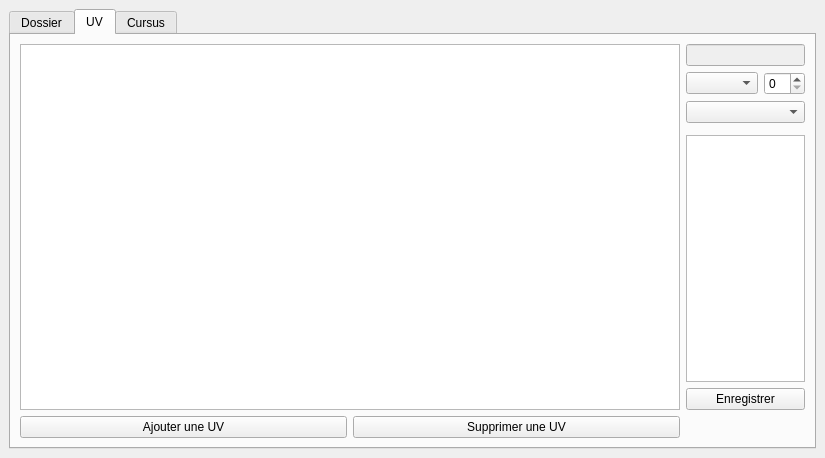
Before: the Qt Designer form L021/main_window.ui in nem-e5i5/LO21P2014, drawn with Qt 5.
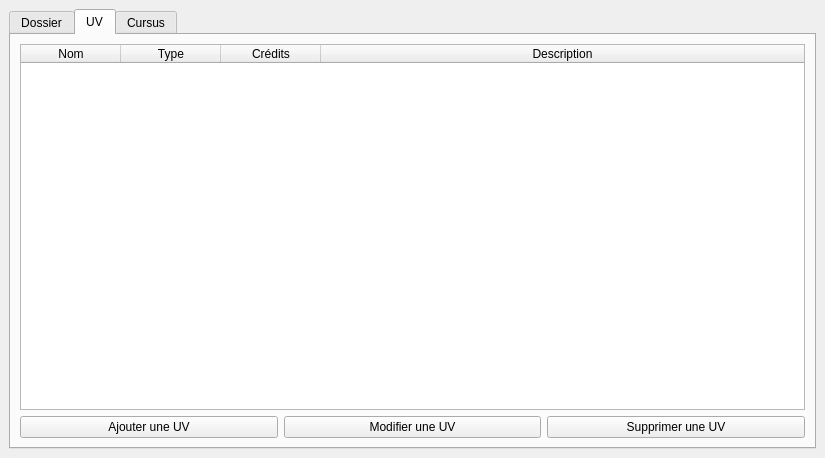
After: the same form once the commit is applied.

```diff
--- a/L021/main_window.ui
+++ b/L021/main_window.ui
@@ -21,7 +21,7 @@
   </property>
   <widget class="QWidget" name="centralwidget">
    <layout class="QGridLayout" name="gridLayout">
-    <item row="1" column="0">
+    <item row="0" column="0">
      <widget class="QTabWidget" name="tab_widget">
       <property name="currentIndex">
        <number>1</number>
@@ -101,66 +101,75 @@
         <string>UV</string>
        </attribute>
        <layout class="QGridLayout" name="gridLayout_3">
-        <item row="1" column="2">
-         <widget class="QComboBox" name="uv_type">
-          <property name="sizePolicy">
-           <sizepolicy hsizetype="Fixed" vsizetype="Fixed">
-            <horstretch>0</horstretch>
-            <verstretch>0</verstretch>
-           </sizepolicy>
-          </property>
-         </widget>
-        </item>
-        <item row="1" column="3">
-         <widget class="QSpinBox" name="uv_nb_credit">
-          <property name="sizePolicy">
-           <sizepolicy hsizetype="Fixed" vsizetype="Fixed">
-            <horstretch>0</horstretch>
-            <verstretch>0</verstretch>
-           </sizepolicy>
-          </property>
-          <property name="maximum">
-           <number>50</number>
-          </property>
-         </widget>
-        </item>
-        <item row="6" column="0">
+        <item row="3" column="0">
          <widget class="QPushButton" name="add_uv_button">
           <property name="text">
            <string>Ajouter une UV</string>
           </property>
          </widget>
         </item>
-        <item row="2" column="2" colspan="2">
-         <widget class="QComboBox" name="uv_semester"/>
-        </item>
-        <item row="6" column="1">
+        <item row="3" column="2">
          <widget class="QPushButton" name="remove_uv_button">
           <property name="text">
            <string>Supprimer une UV</string>
           </property>
          </widget>
         </item>
-        <item row="4" column="2" colspan="2">
-         <widget class="QTextEdit" name="uv_description"/>
-        </item>
-        <item row="0" column="2" colspan="2">
-         <widget class="QLineEdit" name="uv_name">
-          <property name="enabled">
-           <bool>false</bool>
-          </property>
-         </widget>
-        </item>
-        <item row="0" column="0" rowspan="6" colspan="2">
-         <widget class="QColumnView" name="columnView"/>
-        </item>
-        <item row="5" column="2" colspan="2">
-         <widget class="QPushButton" name="save_uv_button">
+        <item row="3" column="1">
+         <widget class="QPushButton" name="modifie_uv_button">
           <property name="text">
-           <string>Enregistrer</string>
+           <string>Modifier une UV</string>
           </property>
          </widget>
         </item>
+        <item row="0" column="0" rowspan="3" colspan="3">
+         <widget class="QTableWidget" name="tableWidget">
+          <property name="editTriggers">
+           <set>QAbstractItemView::NoEditTriggers</set>
+          </property>
+          <property name="selectionMode">
+           <enum>QAbstractItemView::SingleSelection</enum>
+          </property>
+          <property name="selectionBehavior">
+           <enum>QAbstractItemView::SelectRows</enum>
+          </property>
+          <property name="sortingEnabled">
+           <bool>true</bool>
+          </property>
+          <property name="columnCount">
+           <number>4</number>
+          </property>
+          <attribute name="horizontalHeaderShowSortIndicator" stdset="0">
+           <bool>true</bool>
+          </attribute>
+          <attribute name="horizontalHeaderStretchLastSection">
+           <bool>true</bool>
+          </attribute>
+          <attribute name="verticalHeaderVisible">
+           <bool>false</bool>
+          </attribute>
+          <column>
+           <property name="text">
+            <string>Nom</string>
+           </property>
+          </column>
+          <column>
+           <property name="text">
+            <string>Type</string>
+           </property>
+          </column>
+          <column>
+           <property name="text">
+            <string>Crédits</string>
+           </property>
+          </column>
+          <column>
+           <property name="text">
+            <string>Description</string>
+           </property>
+          </column>
+         </widget>
+        </item>
        </layout>
       </widget>
       <widget class="QWidget" name="tab_3">
```
Left out of the diff: 73 changed lines with no effect on the pictures.
